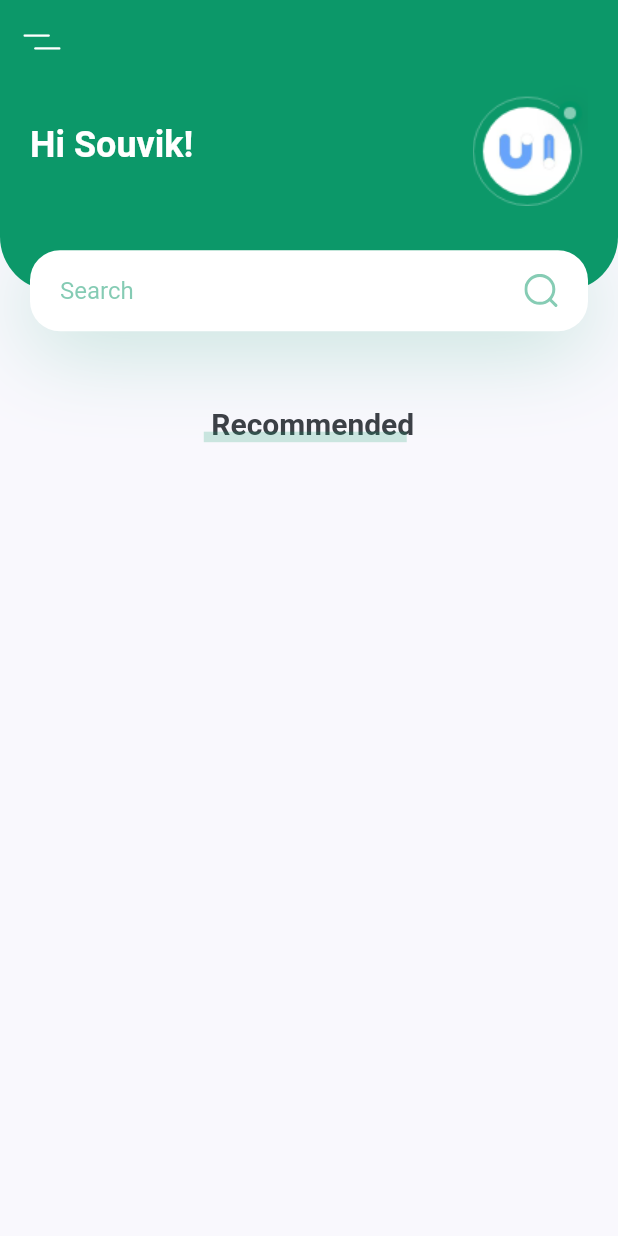
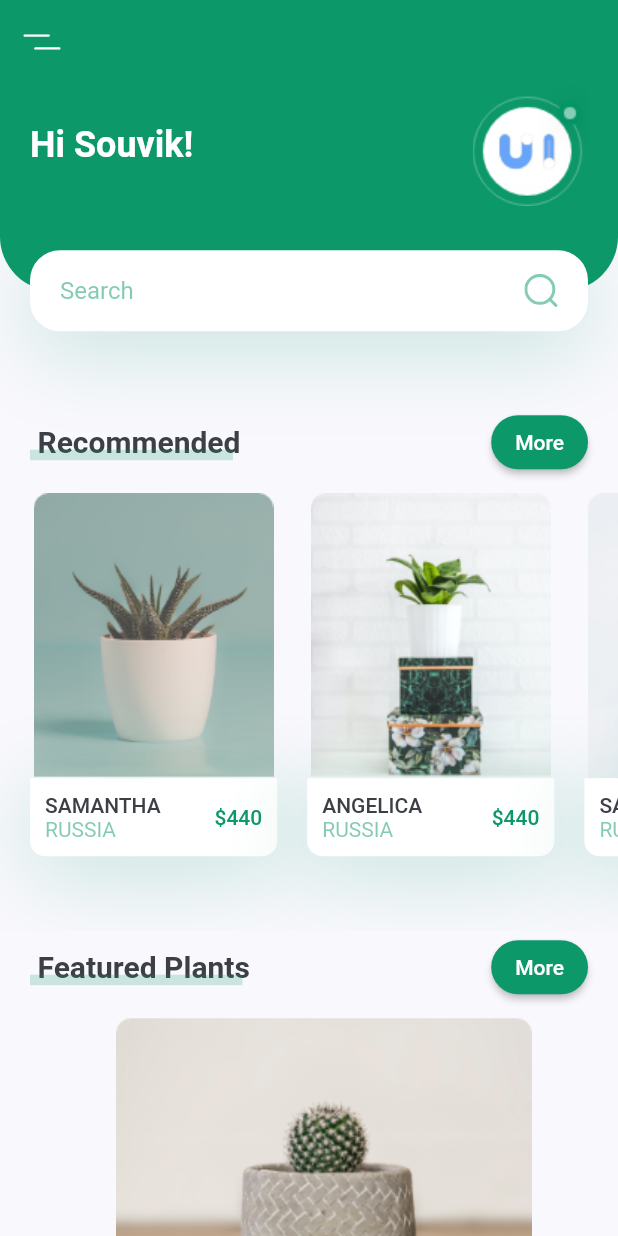
Before and after one commit to souvik150/Plant-App, a Flutter app: the screen it shows after launch, on a phone screen of 412 x 824 dp. Run offline on Flutter 3.47's test engine with Material 2 defaults, Android fonts, the phone set to English and light mode, and no system bars; our stand-ins replace flutter_svg.

Commit message:
feat: recommended section

```diff
--- a/lib/screens/home/components/body.dart
+++ b/lib/screens/home/components/body.dart
@@ -2,6 +2,9 @@
 
 import 'package:flutter/material.dart';
 import 'package:plant_app/screens/home/components/header_with_searchbox.dart';
+import 'package:plant_app/screens/home/components/recommend_plants.dart';
+import 'package:plant_app/screens/home/components/title_with_more_btn.dart';
+
 import 'package:plant_app/constants.dart';
 
 class Body extends StatelessWidget {
@@ -9,35 +12,51 @@ class Body extends StatelessWidget {
   Widget build(BuildContext context) {
     // It will provide us total height and width of our screen
     Size size = MediaQuery.of(context).size;
+    // Enable scroll on smaller devices
     return SingleChildScrollView(
       child: Column(
         children: <Widget>[
           HeaderWithSearchBox(size: size),
-          Container(
-              height: 24,
-              child: Stack(
-                children: <Widget>[
-                  Padding(
-                    padding: const EdgeInsets.only(left: kDefaultPadding / 4),
-                    child: Text(
-                      "Recommended",
-                      style:
-                          TextStyle(fontSize: 20, fontWeight: FontWeight.bold),
-                    ),
-                  ),
-                  Positioned(
-                      bottom: 0,
-                      left: 0,
-                      right: 0,
-                      child: Container(
-                        margin: EdgeInsets.only(right: kDefaultPadding / 4),
-                        height: 7,
-                        color: kPrimaryColor.withOpacity(0.2),
-                      ))
-                ],
-              ))
+          TitleWithMoreBtn(title: "Recommended", press: () {}),
+          RecommendPlants(),
+          TitleWithMoreBtn(title: "Featured Plants", press: () {}),
+          FeaturePlantCard(
+              image: "assets/images/bottom_img_1.png", press: () {}),
         ],
       ),
     );
   }
 }
+
+class FeaturePlantCard extends StatelessWidget {
+  const FeaturePlantCard({
+    Key? key,
+    required this.image,
+    required this.press,
+  }) : super(key: key);
+  final String image;
+  final VoidCallback press;
+
+  @override
+  Widget build(BuildContext context) {
+    Size size = MediaQuery.of(context).size;
+    return GestureDetector(
+      onTap: press,
+      child: Container(
+        margin: EdgeInsets.only(
+          left: kDefaultPadding,
+          top: kDefaultPadding / 2,
+          bottom: kDefaultPadding / 2,
+        ),
+        width: size.width * 0.8,
+        height: 185,
+        decoration: BoxDecoration(
+          borderRadius: BorderRadius.circular(10),
+          image: DecorationImage(
+            image: AssetImage(image),
+          ),
+        ),
+      ),
+    );
+  }
+}
--- /dev/null
+++ b/lib/screens/home/components/recommend_plants.dart
@@ -0,0 +1,119 @@
+import "package:flutter/material.dart";
+import 'package:plant_app/constants.dart';
+
+class RecommendPlants extends StatelessWidget {
+  const RecommendPlants({
+    Key? key,
+  }) : super(key: key);
+
+  @override
+  Widget build(BuildContext context) {
+    return SingleChildScrollView(
+      scrollDirection: Axis.horizontal,
+      padding: const EdgeInsets.only(right: kDefaultPadding),
+      child: Row(
+        children: [
+          RecommendPlantCard(
+            image: "assets/images/image_1.png",
+            title: "Samantha",
+            country: "Russia",
+            price: 440,
+            press: () {},
+          ),
+          RecommendPlantCard(
+            image: "assets/images/image_2.png",
+            title: "Angelica",
+            country: "Russia",
+            price: 440,
+            press: () {},
+          ),
+          RecommendPlantCard(
+            image: "assets/images/image_3.png",
+            title: "Samantha",
+            country: "Russia",
+            price: 440,
+            press: () {},
+          )
+        ],
+      ),
+    );
+  }
+}
+
+class RecommendPlantCard extends StatelessWidget {
+  const RecommendPlantCard({
+    Key? key,
+    required this.image,
+    required this.title,
+    required this.country,
+    required this.price,
+    required this.press,
+  }) : super(key: key);
+
+  final String image, title, country;
+  final int price;
+  final VoidCallback press;
+
+  @override
+  Widget build(BuildContext context) {
+    Size size = MediaQuery.of(context).size;
+    return Container(
+      margin: const EdgeInsets.only(
+        left: kDefaultPadding,
+        top: kDefaultPadding / 2,
+        bottom: kDefaultPadding * 2.5,
+      ),
+      width: size.width * 0.4,
+      child: Column(
+        children: <Widget>[
+          Image.asset(image),
+          GestureDetector(
+            onTap: press,
+            child: Container(
+                padding: EdgeInsets.all(kDefaultPadding / 2),
+                decoration: BoxDecoration(
+                  color: Colors.white,
+                  borderRadius: const BorderRadius.only(
+                    bottomLeft: Radius.circular(10),
+                    bottomRight: Radius.circular(10),
+                  ),
+                  boxShadow: [
+                    BoxShadow(
+                      offset: Offset(0, 10),
+                      blurRadius: 50,
+                      color: kPrimaryColor.withOpacity(0.23),
+                    ),
+                  ],
+                ),
+                child: Row(children: <Widget>[
+                  RichText(
+                    text: TextSpan(
+                      children: [
+                        TextSpan(
+                          text: "$title\n".toUpperCase(),
+                          style: Theme.of(context).textTheme.button,
+                        ),
+                        TextSpan(
+                          text: country.toUpperCase(),
+                          style: TextStyle(
+                            color: kPrimaryColor.withOpacity(0.5),
+                          ),
+                        ),
+                      ],
+                    ),
+                  ),
+                  const Spacer(),
+                  Text(
+                    '\$$price',
+                    style: Theme.of(context)
+                        .textTheme
+                        .button
+                        ?.copyWith(color: kPrimaryColor),
+                  )
+                ])),
+          ),
+        ],
+      ),
+    );
+  }
+}
--- /dev/null
+++ b/lib/screens/home/components/title_with_more_btn.dart
@@ -0,0 +1,72 @@
+import 'package:flutter/material.dart';
+import 'package:plant_app/constants.dart';
+
+class TitleWithMoreBtn extends StatelessWidget {
+  const TitleWithMoreBtn({
+    Key? key,
+    required this.title,
+    required this.press,
+  }) : super(key: key);
+  final String title;
+  final VoidCallback press;
+
+  @override
+  Widget build(BuildContext context) {
+    return Padding(
+      padding: const EdgeInsets.symmetric(horizontal: kDefaultPadding),
+      child: Row(
+        children: <Widget>[
+          TitleWithCustomUnderline(
+            text: title,
+          ),
+          Spacer(),
+          ElevatedButton(
+            style: ElevatedButton.styleFrom(
+              primary: kPrimaryColor,
+              shape: const RoundedRectangleBorder(
+                borderRadius: BorderRadius.all(Radius.circular(20)),
+              ),
+            ),
+            onPressed: press,
+            child: Text('More'),
+          )
+        ],
+      ),
+    );
+  }
+}
+
+class TitleWithCustomUnderline extends StatelessWidget {
+  const TitleWithCustomUnderline({
+    Key? key,
+    required this.text,
+  }) : super(key: key);
+
+  final String text;
+
+  @override
+  Widget build(BuildContext context) {
+    return Container(
+        height: 24,
+        child: Stack(
+          children: <Widget>[
+            Padding(
+              padding: const EdgeInsets.only(left: kDefaultPadding / 4),
+              child: Text(
+                text,
+                style: TextStyle(fontSize: 20, fontWeight: FontWeight.bold),
+              ),
+            ),
+            Positioned(
+                bottom: 0,
+                left: 0,
+                right: 0,
+                child: Container(
+                  margin: EdgeInsets.only(right: kDefaultPadding / 4),
+                  height: 7,
+                  color: kPrimaryColor.withOpacity(0.2),
+                ))
+          ],
+        ));
+  }
+}
```
